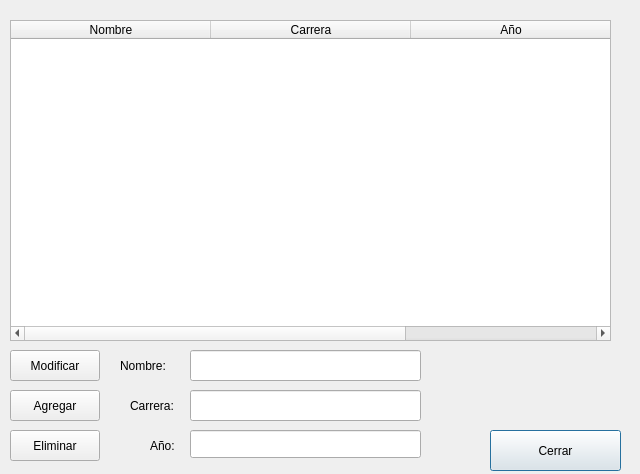
Old version of the form ui/materias.ui in the repository Luis-hub-sourse/PROYECTO-MASIVO-TEST.
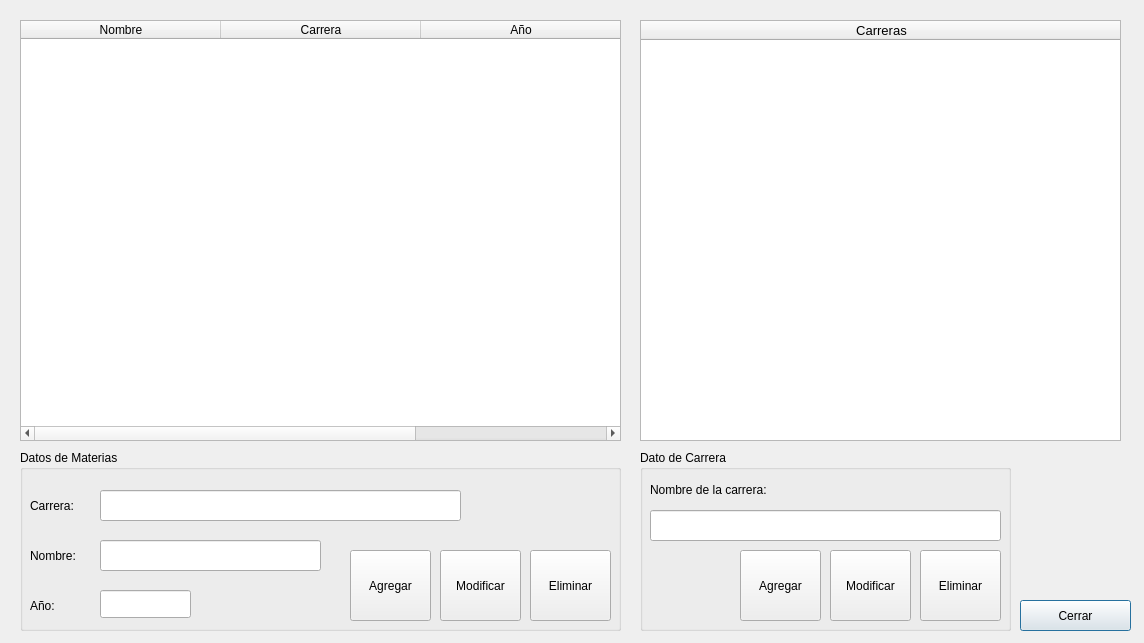
New version of the form.

Commit message: Cabios en Materias y el ABML de Carreras

What changed in the file:
```diff
--- a/ui/materias.ui
+++ b/ui/materias.ui
@@ -6,8 +6,8 @@
    <rect>
     <x>0</x>
     <y>0</y>
-    <width>640</width>
-    <height>474</height>
+    <width>1144</width>
+    <height>643</height>
    </rect>
   </property>
   <property name="minimumSize">
@@ -22,10 +22,10 @@
   <widget class="QPushButton" name="btnCerrar">
    <property name="geometry">
     <rect>
-     <x>490</x>
-     <y>430</y>
-     <width>131</width>
-     <height>41</height>
+     <x>1020</x>
+     <y>600</y>
+     <width>111</width>
+     <height>31</height>
     </rect>
    </property>
    <property name="text">
@@ -33,12 +33,15 @@
    </property>
   </widget>
   <widget class="QTableWidget" name="tlbMaterias">
+   <property name="enabled">
+    <bool>true</bool>
+   </property>
    <property name="geometry">
     <rect>
-     <x>10</x>
+     <x>20</x>
      <y>20</y>
      <width>601</width>
-     <height>321</height>
+     <height>421</height>
     </rect>
    </property>
    <property name="columnCount">
@@ -69,37 +72,65 @@
     </property>
    </column>
   </widget>
-  <widget class="QPushButton" name="btnAgregar">
+  <widget class="QTableWidget" name="tlbCarreras">
+   <property name="enabled">
+    <bool>true</bool>
+   </property>
    <property name="geometry">
     <rect>
-     <x>10</x>
-     <y>390</y>
-     <width>90</width>
-     <height>31</height>
+     <x>640</x>
+     <y>20</y>
+     <width>481</width>
+     <height>421</height>
     </rect>
    </property>
+   <attribute name="horizontalHeaderDefaultSectionSize">
+    <number>481</number>
+   </attribute>
+   <attribute name="verticalHeaderMinimumSectionSize">
+    <number>24</number>
+   </attribute>
+   <attribute name="verticalHeaderDefaultSectionSize">
+    <number>37</number>
+   </attribute>
+   <column>
    <property name="text">
-    <string>Agregar</string>
-   </property>
+     <string>Carreras</string>
+    </property>
+    <property name="font">
+     <font>
+      <pointsize>10</pointsize>
+     </font>
+    </property>
+   </column>
   </widget>
-  <widget class="QPushButton" name="btnEliminar">
+  <widget class="QGroupBox" name="gboxMateria">
    <property name="geometry">
     <rect>
-     <x>10</x>
-     <y>430</y>
-     <width>90</width>
-     <height>31</height>
+     <x>20</x>
+     <y>450</y>
+     <width>601</width>
+     <height>181</height>
     </rect>
    </property>
-   <property name="text">
-    <string>Eliminar</string>
+   <property name="title">
+    <string>Datos de Materias</string>
    </property>
-  </widget>
-  <widget class="QLabel" name="nombre">
+   <widget class="QLineEdit" name="txtAnio">
+    <property name="geometry">
+     <rect>
+      <x>80</x>
+      <y>140</y>
+      <width>91</width>
+      <height>28</height>
+     </rect>
+    </property>
+   </widget>
+   <widget class="QLabel" name="nombre_1">
    <property name="geometry">
     <rect>
-     <x>120</x>
-     <y>350</y>
+      <x>10</x>
+      <y>90</y>
      <width>91</width>
      <height>31</height>
     </rect>
@@ -108,24 +139,11 @@
     <string>Nombre:</string>
    </property>
   </widget>
-  <widget class="QLabel" name="carrera">
-   <property name="geometry">
-    <rect>
-     <x>130</x>
-     <y>390</y>
-     <width>61</width>
-     <height>31</height>
-    </rect>
-   </property>
-   <property name="text">
-    <string>Carrera:</string>
-   </property>
-  </widget>
   <widget class="QLabel" name="anio">
    <property name="geometry">
     <rect>
-     <x>150</x>
-     <y>430</y>
+      <x>10</x>
+      <y>140</y>
      <width>51</width>
      <height>31</height>
     </rect>
@@ -134,48 +152,159 @@
     <string>Año:</string>
    </property>
   </widget>
-  <widget class="QLineEdit" name="txtNombre">
+   <widget class="QLabel" name="carrera">
    <property name="geometry">
     <rect>
-     <x>190</x>
-     <y>350</y>
-     <width>231</width>
+      <x>10</x>
+      <y>40</y>
+      <width>61</width>
      <height>31</height>
     </rect>
    </property>
+    <property name="text">
+     <string>Carrera:</string>
+    </property>
   </widget>
   <widget class="QLineEdit" name="txtCarrera">
    <property name="geometry">
     <rect>
-     <x>190</x>
-     <y>390</y>
-     <width>231</width>
+      <x>80</x>
+      <y>40</y>
+      <width>361</width>
      <height>31</height>
     </rect>
    </property>
   </widget>
-  <widget class="QLineEdit" name="txtAnio">
+   <widget class="QLineEdit" name="txtNombre_1">
    <property name="geometry">
     <rect>
-     <x>190</x>
-     <y>430</y>
-     <width>231</width>
-     <height>28</height>
+      <x>80</x>
+      <y>90</y>
+      <width>221</width>
+      <height>31</height>
     </rect>
    </property>
   </widget>
   <widget class="QPushButton" name="btnModificar">
    <property name="geometry">
     <rect>
+      <x>420</x>
+      <y>100</y>
+      <width>81</width>
+      <height>71</height>
+     </rect>
+    </property>
+    <property name="text">
+     <string>Modificar</string>
+    </property>
+   </widget>
+   <widget class="QPushButton" name="btnEliminar">
+    <property name="geometry">
+     <rect>
+      <x>510</x>
+      <y>100</y>
+      <width>81</width>
+      <height>71</height>
+     </rect>
+    </property>
+    <property name="text">
+     <string>Eliminar</string>
+    </property>
+   </widget>
+   <widget class="QPushButton" name="btnAgregar">
+    <property name="geometry">
+     <rect>
+      <x>330</x>
+      <y>100</y>
+      <width>81</width>
+      <height>71</height>
+     </rect>
+    </property>
+    <property name="text">
+     <string>Agregar</string>
+    </property>
+   </widget>
+  </widget>
+  <widget class="QGroupBox" name="gboxCarrera">
+   <property name="geometry">
+    <rect>
+     <x>640</x>
+     <y>450</y>
+     <width>371</width>
+     <height>181</height>
+    </rect>
+   </property>
+   <property name="title">
+    <string>Dato de Carrera</string>
+   </property>
+   <widget class="QLineEdit" name="txtNombre_2">
+    <property name="enabled">
+     <bool>true</bool>
+    </property>
+    <property name="geometry">
+     <rect>
      <x>10</x>
-     <y>350</y>
-     <width>90</width>
+      <y>60</y>
+      <width>351</width>
      <height>31</height>
     </rect>
    </property>
+   </widget>
+   <widget class="QLabel" name="nombre_2">
+    <property name="enabled">
+     <bool>true</bool>
+    </property>
+    <property name="geometry">
+     <rect>
+      <x>10</x>
+      <y>30</y>
+      <width>151</width>
+      <height>20</height>
+     </rect>
+    </property>
+    <property name="text">
+     <string>Nombre de la carrera:</string>
+    </property>
+   </widget>
+   <widget class="QPushButton" name="btnAgregar_2">
+    <property name="geometry">
+     <rect>
+      <x>100</x>
+      <y>100</y>
+      <width>81</width>
+      <height>71</height>
+     </rect>
+    </property>
+    <property name="text">
+     <string>Agregar</string>
+    </property>
+   </widget>
+   <widget class="QPushButton" name="btnModificar_2">
+    <property name="geometry">
+     <rect>
+      <x>190</x>
+      <y>100</y>
+      <width>81</width>
+      <height>71</height>
+     </rect>
+    </property>
    <property name="text">
     <string>Modificar</string>
    </property>
+   </widget>
+   <widget class="QPushButton" name="btnEliminar_2">
+    <property name="geometry">
+     <rect>
+      <x>280</x>
+      <y>100</y>
+      <width>81</width>
+      <height>71</height>
+     </rect>
+    </property>
+    <property name="text">
+     <string>Eliminar</string>
+    </property>
+   </widget>
   </widget>
  </widget>
  <resources/>
```
Lines whose indentation alone changed are shown as unchanged. The commit also changes 7 other files.
